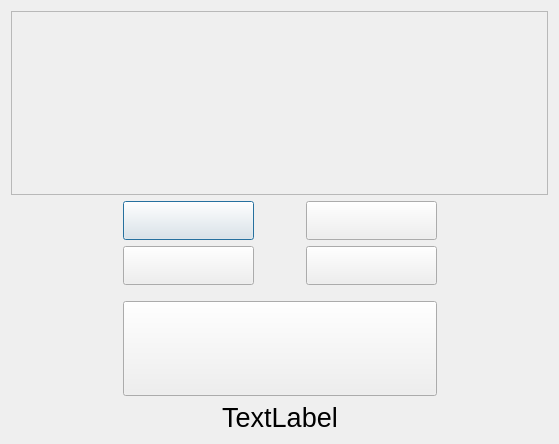
22kmo-project/group_15, file frontend/bankwindow.ui: the form before one commit.
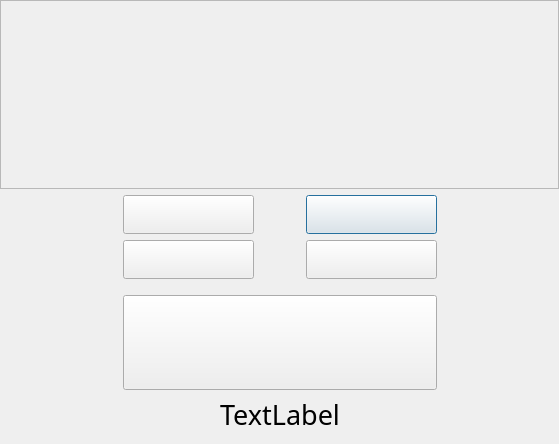
The form after the commit. Icons and pictures are not drawn.

What changed in the file:
```diff
--- a/frontend/bankwindow.ui
+++ b/frontend/bankwindow.ui
@@ -29,6 +29,15 @@
 </string>
   </property>
   <layout class="QGridLayout" name="gridLayout">
+   <property name="leftMargin">
+    <number>0</number>
+   </property>
+   <property name="topMargin">
+    <number>0</number>
+   </property>
+   <property name="rightMargin">
+    <number>0</number>
+   </property>
    <item row="2" column="2">
     <spacer name="horizontalSpacer">
      <property name="orientation">
@@ -45,8 +54,8 @@
      </property>
     </spacer>
    </item>
-   <item row="14" column="1" colspan="3">
-    <widget class="QLabel" name="labelInfo">
+   <item row="2" column="3">
+    <widget class="QPushButton" name="Btn_saldo">
      <property name="sizePolicy">
       <sizepolicy hsizetype="Preferred" vsizetype="Preferred">
        <horstretch>0</horstretch>
@@ -59,32 +68,13 @@
       </font>
      </property>
      <property name="text">
-      <string>TextLabel</string>
+      <string/>
      </property>
-     <property name="scaledContents">
-      <bool>true</bool>
-     </property>
-     <property name="alignment">
-      <set>Qt::AlignCenter</set>
+     <property name="flat">
+      <bool>false</bool>
      </property>
     </widget>
    </item>
-   <item row="4" column="2">
-    <spacer name="horizontalSpacer_2">
-     <property name="orientation">
-      <enum>Qt::Horizontal</enum>
-     </property>
-     <property name="sizeType">
-      <enum>QSizePolicy::Fixed</enum>
-     </property>
-     <property name="sizeHint" stdset="0">
-      <size>
-       <width>40</width>
-       <height>20</height>
-      </size>
-     </property>
-    </spacer>
-   </item>
    <item row="2" column="1">
     <widget class="QPushButton" name="Btn_nosta">
      <property name="sizePolicy">
@@ -141,91 +131,8 @@
      <widget class="QWidget" name="page_2"/>
     </widget>
    </item>
-   <item row="4" column="3">
-    <widget class="QPushButton" name="Btn_lah">
-     <property name="sizePolicy">
-      <sizepolicy hsizetype="Minimum" vsizetype="Preferred">
-       <horstretch>0</horstretch>
-       <verstretch>0</verstretch>
-      </sizepolicy>
-     </property>
-     <property name="maximumSize">
-      <size>
-       <width>356</width>
-       <height>92</height>
-      </size>
-     </property>
-     <property name="font">
-      <font>
-       <pointsize>20</pointsize>
-      </font>
-     </property>
-     <property name="cursor">
-      <cursorShape>PointingHandCursor</cursorShape>
-     </property>
-     <property name="styleSheet">
-      <string notr="true">border-image: url(:/graphics/graphics/graphics/lah.png)0 0 0 0;
-</string>
-     </property>
-     <property name="text">
-      <string/>
-     </property>
-    </widget>
-   </item>
-   <item row="5" column="2">
-    <spacer name="verticalSpacer">
-     <property name="orientation">
-      <enum>Qt::Vertical</enum>
-     </property>
-     <property name="sizeType">
-      <enum>QSizePolicy::Fixed</enum>
-     </property>
-     <property name="sizeHint" stdset="0">
-      <size>
-       <width>20</width>
-       <height>10</height>
-      </size>
-     </property>
-    </spacer>
-   </item>
-   <item row="2" column="3">
-    <widget class="QPushButton" name="Btn_saldo">
-     <property name="sizePolicy">
-      <sizepolicy hsizetype="Preferred" vsizetype="Preferred">
-       <horstretch>0</horstretch>
-       <verstretch>0</verstretch>
-      </sizepolicy>
-     </property>
-     <property name="maximumSize">
-      <size>
-       <width>356</width>
-       <height>92</height>
-      </size>
-     </property>
-     <property name="font">
-      <font>
-       <pointsize>20</pointsize>
-      </font>
-     </property>
-     <property name="cursor">
-      <cursorShape>PointingHandCursor</cursorShape>
-     </property>
-     <property name="styleSheet">
-      <string notr="true">border-image: url(:/graphics/graphics/graphics/saldo.png)0 0 0 0;</string>
-     </property>
-     <property name="text">
-      <string/>
-     </property>
-     <property name="flat">
-      <bool>false</bool>
-     </property>
-    </widget>
-   </item>
-
-   <item row="13" column="1" colspan="3" alignment="Qt::AlignHCenter">
-
+   <item row="14" column="1" colspan="3" alignment="Qt::AlignHCenter">
     <widget class="QPushButton" name="Btn_exit">
-
      <property name="sizePolicy">
       <sizepolicy hsizetype="Fixed" vsizetype="Fixed">
        <horstretch>0</horstretch>
@@ -255,10 +162,83 @@
      </property>
     </widget>
    </item>
-
-   <item row="4" column="1">
+   <item row="15" column="1" colspan="3">
+    <widget class="QLabel" name="labelInfo">
+     <property name="sizePolicy">
+      <sizepolicy hsizetype="Preferred" vsizetype="Preferred">
+       <horstretch>0</horstretch>
+       <verstretch>0</verstretch>
+      </sizepolicy>
+     </property>
+     <property name="font">
+      <font>
+       <family>Monofonto</family>
+       <pointsize>20</pointsize>
+      </font>
+     </property>
+     <property name="text">
+      <string>TextLabel</string>
+     </property>
+     <property name="textFormat">
+      <enum>Qt::RichText</enum>
+     </property>
+     <property name="scaledContents">
+      <bool>true</bool>
+     </property>
+     <property name="alignment">
+      <set>Qt::AlignCenter</set>
+     </property>
+    </widget>
+   </item>
+   <item row="5" column="2">
+    <spacer name="horizontalSpacer_2">
+     <property name="orientation">
+      <enum>Qt::Horizontal</enum>
+     </property>
+     <property name="sizeType">
+      <enum>QSizePolicy::Fixed</enum>
+     </property>
+     <property name="sizeHint" stdset="0">
+      <size>
+       <width>40</width>
+       <height>20</height>
+      </size>
+     </property>
+    </spacer>
+   </item>
+   <item row="5" column="3">
+    <widget class="QPushButton" name="Btn_lah">
+     <property name="sizePolicy">
+      <sizepolicy hsizetype="Minimum" vsizetype="Preferred">
+       <horstretch>0</horstretch>
+       <verstretch>0</verstretch>
+      </sizepolicy>
+     </property>
+     <property name="maximumSize">
+      <size>
+       <width>356</width>
+       <height>92</height>
+      </size>
+     </property>
+     <property name="font">
+      <font>
+       <pointsize>20</pointsize>
+      </font>
+     </property>
+     <property name="cursor">
+      <cursorShape>PointingHandCursor</cursorShape>
+     </property>
+     <property name="styleSheet">
+      <string notr="true">border-image: url(:/graphics/graphics/graphics/lah.png)0 0 0 0;
+</string>
+     </property>
+     <property name="text">
+      <string/>
+     </property>
+    </widget>
+   </item>
+   <item row="5" column="1">
     <widget class="QPushButton" name="Btn_loki">
-
      <property name="sizePolicy">
       <sizepolicy hsizetype="Preferred" vsizetype="Preferred">
        <horstretch>0</horstretch>
@@ -289,6 +269,22 @@
      </property>
     </widget>
    </item>
+   <item row="6" column="2">
+    <spacer name="verticalSpacer">
+     <property name="orientation">
+      <enum>Qt::Vertical</enum>
+     </property>
+     <property name="sizeType">
+      <enum>QSizePolicy::Fixed</enum>
+     </property>
+     <property name="sizeHint" stdset="0">
+      <size>
+       <width>20</width>
+       <height>10</height>
+      </size>
+     </property>
+    </spacer>
+   </item>
   </layout>
  </widget>
  <resources/>
```
Left out of the diff: 17 changed lines with no effect on the pictures.
